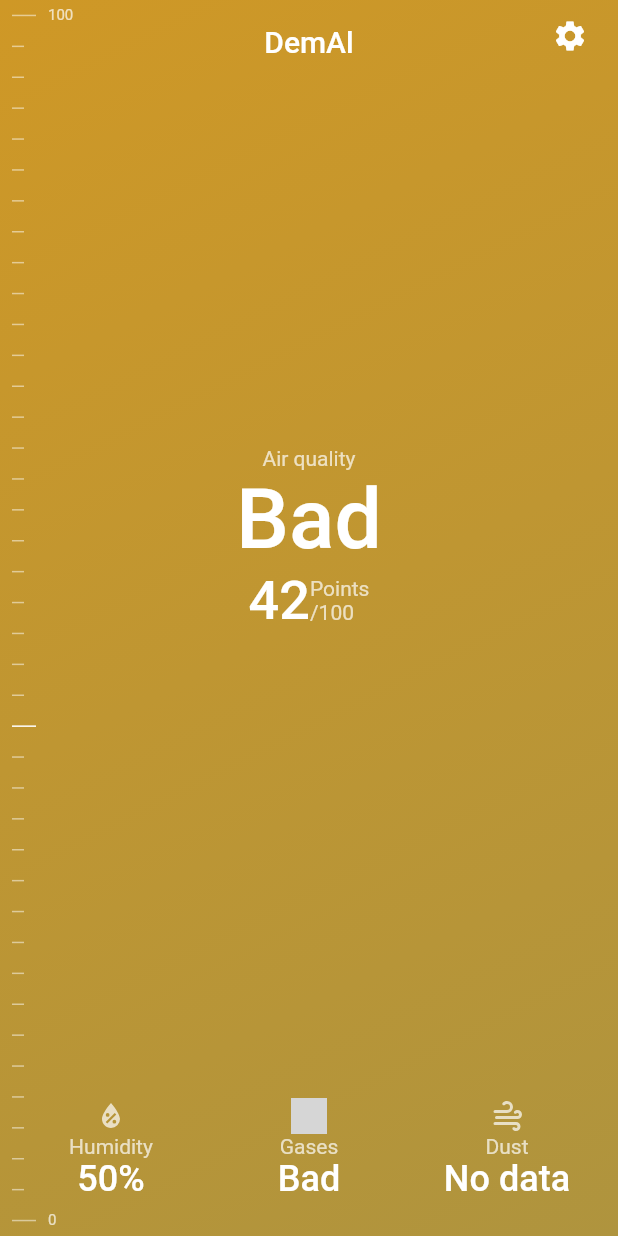
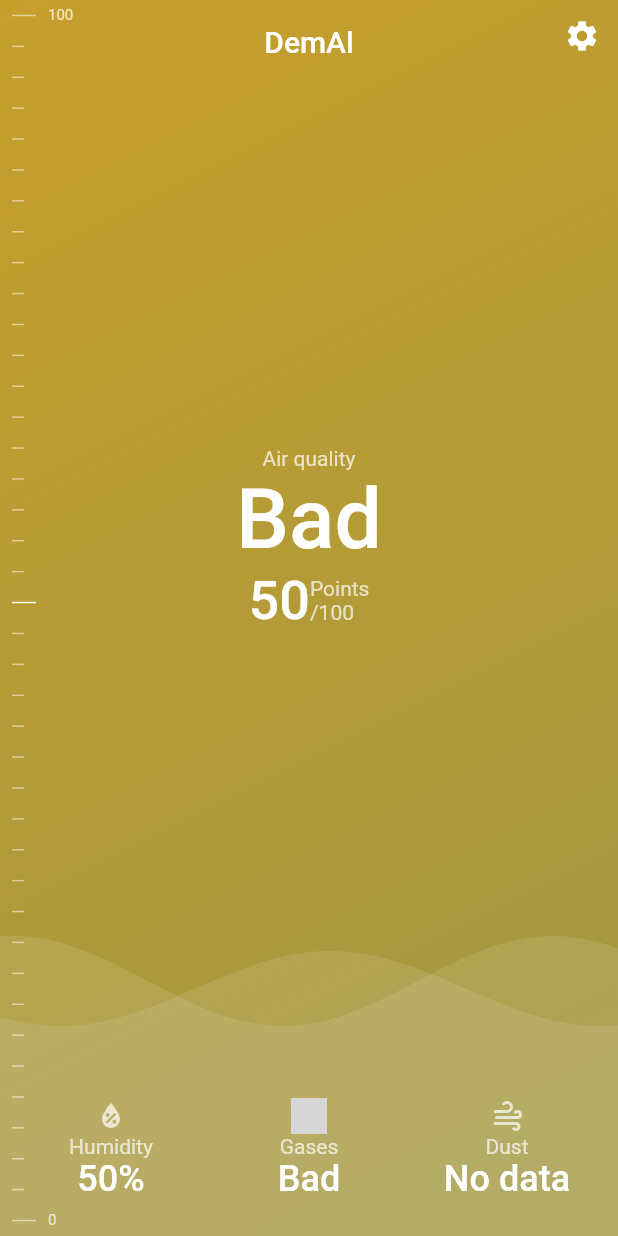
Before and after one commit to kekland/demal-app, a Flutter app: the screen it shows after launch, on a phone screen of 412 x 824 dp. Run offline on Flutter 3.47's test engine with Material 2 defaults, Android fonts, the light colour scheme and no system bars; our stand-ins replace flutter_svg; grey boxes are pictures that could not be loaded.

Commit message:
Added wave animation on bottom of the page

```diff
--- a/lib/status_page/status_page.dart
+++ b/lib/status_page/status_page.dart
@@ -6,6 +6,7 @@ import 'package:dem_al/status_page/app_title.dart';
 import 'package:dem_al/status_page/colored_background.dart';
 import 'package:dem_al/status_page/data_widget.dart';
 import 'package:dem_al/status_page/slider_percent.dart';
+import 'package:dem_al/status_page/wave_background/wave_background.dart';
 import 'package:dem_al/tab_widget.dart';
 import 'package:dem_al/title_text_widget.dart';
 import 'package:flutter/material.dart';
@@ -28,6 +29,7 @@ class _StatusPageState extends State<StatusPage> with TickerProviderStateMixin {
   double humidityLevel = 50.0, gasLevel = 500.0, dustLevel = -1.0;
 
   double calculatePoints() {
+    return animation.value * 100.0;
     double humidityQuality = (humidityLevel - 50.0).abs() / 50.0;
     double gasQuality = 0.0;
     if (gasLevel < 200.0) {
@@ -58,7 +60,6 @@ class _StatusPageState extends State<StatusPage> with TickerProviderStateMixin {
       return 'Bad';
     }
   }
-
 
   initState() {
     super.initState();
@@ -98,8 +99,6 @@ class _StatusPageState extends State<StatusPage> with TickerProviderStateMixin {
         animation: animation,
         qualityPoints: calculatePoints(),
         child: SafeArea(
-          child: Padding(
-            padding: const EdgeInsets.only(left: 8.0, right: 8.0),
           child: Stack(
             children: [
               Align(
@@ -116,8 +115,11 @@ class _StatusPageState extends State<StatusPage> with TickerProviderStateMixin {
               ),
               Align(
                 alignment: AlignmentDirectional.topStart,
+                child: Padding(
+                  padding: const EdgeInsets.only(left: 8.0, right: 8.0),
                   child: SliderPercentWidget(
                     percentage: calculatePoints() / 100.0,
+                  ),
                 ),
               ),
               Align(
@@ -129,7 +131,8 @@ class _StatusPageState extends State<StatusPage> with TickerProviderStateMixin {
               Align(
                 alignment: AlignmentDirectional.bottomCenter,
                 child: Padding(
-                    padding: const EdgeInsets.only(bottom: 24.0),
+                  padding: const EdgeInsets.only(
+                      bottom: 24.0, left: 8.0, right: 8.0),
                   child: Row(
                     mainAxisSize: MainAxisSize.max,
                     children: [
@@ -152,8 +155,25 @@ class _StatusPageState extends State<StatusPage> with TickerProviderStateMixin {
                   ),
                 ),
               ),
+              Align(
+                alignment: AlignmentDirectional.bottomStart,
+                child: WaveBackgroundWidget(
+                  height: 200.0,
+                  amplitude: 30.0,
+                  animationDuration: Duration(milliseconds: 3287),
+                  xOffset: 10.0,
+                ),
+              ),
+              Align(
+                alignment: AlignmentDirectional.bottomStart,
+                child: WaveBackgroundWidget(
+                  height: 190.0,
+                  amplitude: 25.0,
+                  animationDuration: Duration(milliseconds: 2119),
+                  xOffset: 0.0,
+                ),
+              ),
             ],
-            ),
           ),
         ),
       ),
--- /dev/null
+++ b/lib/status_page/wave_background/wave_background.dart
@@ -0,0 +1,44 @@
+import 'package:dem_al/status_page/wave_background/wave_clipper.dart';
+import 'package:flutter/material.dart';
+
+class WaveBackgroundWidget extends StatefulWidget {
+  final double height;
+  final double amplitude;
+  final double xOffset;
+  final Duration animationDuration;
+  WaveBackgroundWidget({this.height, this.amplitude, this.animationDuration, this.xOffset});
+
+  @override
+  WaveBackgroundWidgetState createState() {
+    return new WaveBackgroundWidgetState();
+  }
+}
+
+class WaveBackgroundWidgetState extends State<WaveBackgroundWidget> with SingleTickerProviderStateMixin {
+  AnimationController controller;
+
+  @override
+  initState() {
+    super.initState();
+
+    controller = new AnimationController(
+        vsync: this, duration: widget.animationDuration);
+
+    controller.addListener(() {
+      setState(() {});
+    });
+
+    controller.repeat();
+  }
+  @override
+  Widget build(BuildContext context) {
+    return ClipPath(
+      child: Container(
+        width: double.infinity,
+        height: widget.height,
+        color: Colors.white10,
+      ),
+      clipper: WaveClipper(controller.value, widget.amplitude, widget.xOffset),
+    );
+  }
+}
--- /dev/null
+++ b/lib/status_page/wave_background/wave_clipper.dart
@@ -0,0 +1,36 @@
+import 'dart:math';
+
+import 'package:flutter/material.dart';
+
+var deg2rad = 0.0174533;
+class WaveClipper extends CustomClipper<Path> {
+  final double animation;
+  final double amplitude;
+  final double xOffset;
+
+  WaveClipper(this.animation, this.amplitude, this.xOffset);
+
+  @override
+  Path getClip(Size size) {
+    Path path = new Path();
+
+    List<Offset> points = [];
+    for(int i = -2; i <= size.width.toInt() + 2; i++) {
+      double x = i.toDouble();
+      double sineValue = sin((animation * 2 * 360 - i + xOffset) % 360 * deg2rad);
+
+      points.add(new Offset(x, sineValue * amplitude + amplitude));
+    }
+
+
+    path.addPolygon(points, false);
+    path.lineTo(size.width, size.height);
+    path.lineTo(0.0, size.height);
+    path.close();
+    return path;
+  }
+
+  @override
+  bool shouldReclip(WaveClipper oldClipper) =>
+      animation != oldClipper.animation;
+}
```
Lines whose indentation alone changed are shown as unchanged.
